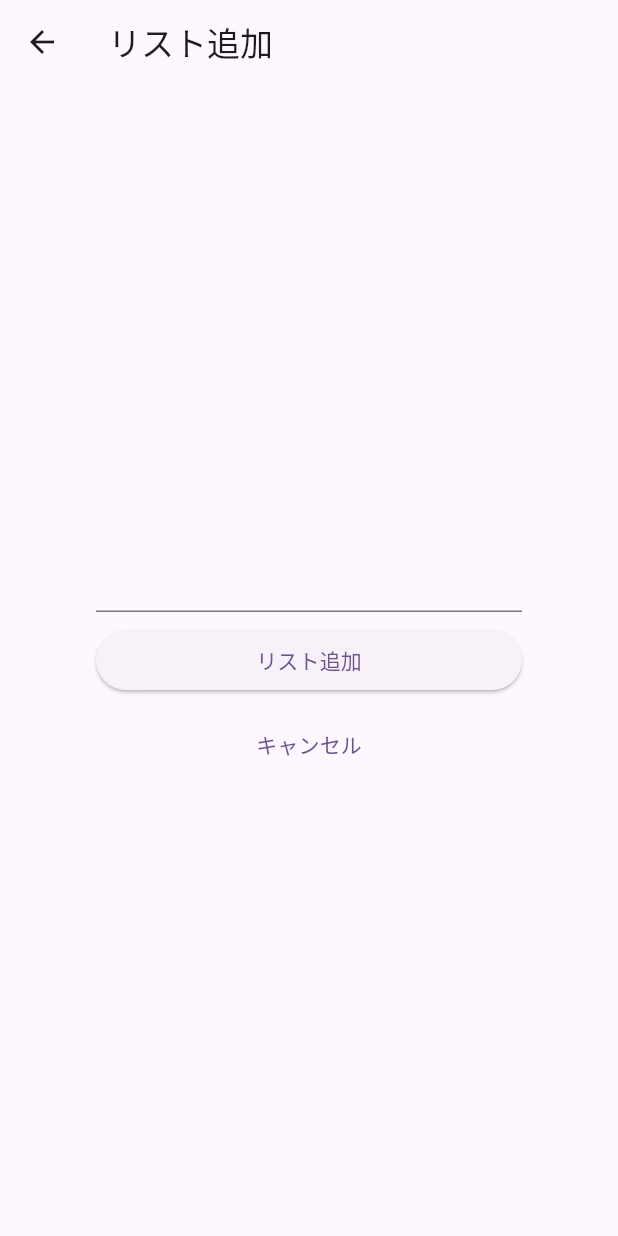
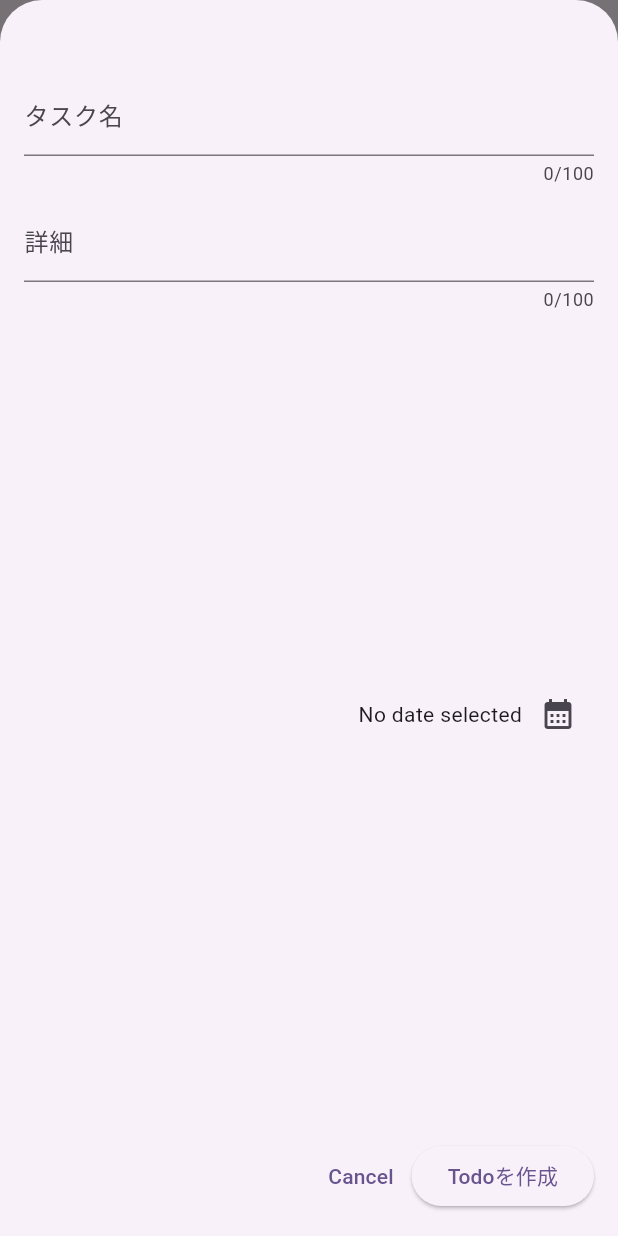
Before and after one commit to Kaiyan10/todo_app, a Flutter app: the screen it shows after launch, after a tap on the "add" icon, on a phone screen of 412 x 824 dp. Run offline on Flutter 3.47's test engine with Material 3 defaults, Android fonts, the phone set to English and light mode, and no system bars.

Commit message:
構造見直した

```diff
--- a/lib/main.dart
+++ b/lib/main.dart
@@ -1,5 +1,7 @@
 import 'package:flutter/material.dart';
+import 'package:todo_app/model/todo.dart';
 import 'package:todo_app/screen/add_todo.dart';
+import 'package:todo_app/widget/todos.dart';
 
 void main() {
   runApp(const MyApp());
@@ -17,56 +19,7 @@ class MyApp extends StatelessWidget {
         colorScheme: ColorScheme.fromSeed(seedColor: Colors.deepPurple),
         useMaterial3: true,
       ),
-      home: const MyHomePage(title: 'Flutter Demo Home Page'),
+      home: const Todos(),
     );
   }
 }
-
-class MyHomePage extends StatefulWidget {
-  const MyHomePage({super.key, required this.title});
-
-  final String title;
-
-  @override
-  State<MyHomePage> createState() => _MyHomePageState();
-}
-
-class _MyHomePageState extends State<MyHomePage> {
-  List<String> todoList = [];
-
-  @override
-  Widget build(BuildContext context) {
-    return Scaffold(
-      appBar: AppBar(
-        backgroundColor: Theme.of(context).colorScheme.inversePrimary,
-        title: Text(widget.title),
-      ),
-      body: ListView.builder(
-        itemCount: todoList.length,
-        itemBuilder: (context, index) {
-          return Card(
-            child: ListTile(
-              title: Text(todoList[index]),
-            ),
-          );
-        },
-      ),
-      floatingActionButton: FloatingActionButton(
-        onPressed: () async {
-          final newListText = await Navigator.of(context).push(
-            MaterialPageRoute(builder: (context) {
-              return TodoAddPage();
-            }),
-          );
-          if (newListText != null) {
-            setState(() {
-              // リスト追加
-              todoList.add(newListText);
-            });
-          }
-        },
-        child: const Icon(Icons.add),
-      ), // This trailing comma makes auto-formatting nicer for build methods.
-    );
-  }
-}
--- a/lib/model/todo.dart
+++ b/lib/model/todo.dart
@@ -1,19 +1,21 @@
+import 'package:uuid/uuid.dart';
+import 'package:intl/intl.dart';
+
+final formatter = DateFormat.yMd();
+
+const uuid = Uuid();
+
 class Todo {
-  const Todo({
-    required this.todoId,
+  Todo({
     required this.title,
     required this.description,
     required this.isDone,
     required this.dueDateTime,
-    required this.createdAt,
-    required this.updatedAt,
-  });
+  }) : id = uuid.v4();
 
-  final String todoId;
+  final String id;
   final String title;
   final String description;
   final bool isDone;
   final DateTime dueDateTime;
-  final DateTime? createdAt;
-  final DateTime? updatedAt;
 }
--- a/lib/screen/add_todo.dart
+++ /dev/null
@@ -1,58 +0,0 @@
-import 'package:flutter/material.dart';
-
-class TodoAddPage extends StatefulWidget {
-  const TodoAddPage({super.key});
-
-  @override
-  State<TodoAddPage> createState() => _TodoAddPageState();
-}
-
-class _TodoAddPageState extends State<TodoAddPage> {
-  String _text = "";
-
-  @override
-  Widget build(BuildContext context) {
-    return Scaffold(
-      appBar: AppBar(
-        title: Text("リスト追加"),
-      ),
-      body: Container(
-        padding: EdgeInsets.all(64),
-        child: Column(
-          mainAxisAlignment: MainAxisAlignment.center,
-          children: <Widget>[
-            TextField(
-              onChanged: (String value) {
-                setState(() {
-                  _text = value;
-                });
-              },
-            ),
-            const SizedBox(
-              height: 8,
-            ),
-            Container(
-              width: double.infinity,
-              child: ElevatedButton(
-                onPressed: () {},
-                child: const Text("リスト追加"),
-              ),
-            ),
-            const SizedBox(
-              height: 8,
-            ),
-            Container(
-              width: double.infinity,
-              child: TextButton(
-                onPressed: () {
-                  Navigator.of(context).pop(_text);
-                },
-                child: const Text("キャンセル"),
-              ),
-            )
-          ],
-        ),
-      ),
-    );
-  }
-}
--- /dev/null
+++ b/lib/widget/new_todo.dart
@@ -0,0 +1,128 @@
+import 'package:flutter/material.dart';
+import 'package:todo_app/model/todo.dart';
+
+class NewTodo extends StatefulWidget {
+  const NewTodo({super.key, required this.onAddTodo});
+
+  final void Function(Todo todo) onAddTodo;
+
+  @override
+  State<NewTodo> createState() => _NewTodoState();
+}
+
+class _NewTodoState extends State<NewTodo> {
+  final _titleController = TextEditingController();
+  final _descriptionController = TextEditingController();
+  DateTime? _selectedDate;
+
+  void _presentDatePicker() async {
+    final now = DateTime.now();
+    final firstDate = DateTime(now.year - 1, now.month, now.day);
+    final pickedDate = await showDatePicker(
+        context: context,
+        firstDate: firstDate,
+        lastDate: now,
+        initialDate: now);
+    setState(() {
+      _selectedDate = pickedDate;
+    });
+  }
+
+  void _submitTodoData() {
+    if (_titleController.text.trim() == null ||
+        _descriptionController.text.trim() == null) {
+      showDialog(
+          context: context,
+          builder: (ctx) => AlertDialog(
+                title: const Text("不正入力"),
+                content: const Text("入力が間違っています"),
+                actions: [
+                  TextButton(
+                    onPressed: () {
+                      Navigator.pop(ctx);
+                    },
+                    child: const Text('Okay'),
+                  )
+                ],
+              ));
+    }
+    widget.onAddTodo(
+      Todo(
+          title: _titleController.text,
+          description: _descriptionController.text,
+          isDone: false,
+          dueDateTime: _selectedDate!),
+    );
+    Navigator.pop(context);
+  }
+
+  @override
+  void dispose() {
+    _titleController.dispose();
+    _descriptionController.dispose();
+    super.dispose();
+  }
+
+  @override
+  Widget build(BuildContext context) {
+    return Padding(
+      padding: const EdgeInsets.fromLTRB(16, 48, 16, 16),
+      child: Column(
+        children: [
+          TextField(
+            controller: _titleController,
+            maxLength: 100,
+            decoration: const InputDecoration(
+              label: Text("タスク名"),
+            ),
+          ),
+          const SizedBox(
+            height: 8,
+          ),
+          TextField(
+            controller: _descriptionController,
+            maxLength: 100,
+            decoration: const InputDecoration(
+              label: Text("詳細"),
+            ),
+          ),
+          Expanded(
+            child: Row(
+              mainAxisAlignment: MainAxisAlignment.end,
+              crossAxisAlignment: CrossAxisAlignment.center,
+              children: [
+                Text(
+                  _selectedDate == null
+                      ? 'No date selected'
+                      : formatter.format(_selectedDate!),
+                ),
+                IconButton(
+                  onPressed: _presentDatePicker,
+                  icon: const Icon(
+                    Icons.calendar_month,
+                  ),
+                ),
+              ],
+            ),
+          ),
+          const SizedBox(height: 16),
+          Row(
+            children: [
+              const Spacer(),
+              TextButton(
+                onPressed: () {
+                  Navigator.pop(context);
+                },
+                child: const Text('Cancel'),
+              ),
+              ElevatedButton(
+                onPressed: _submitTodoData,
+                child: const Text('Todoを作成'),
+              ),
+            ],
+          ),
+        ],
+      ),
+    );
+  }
+}
--- /dev/null
+++ b/lib/widget/todo_list/todo_item.dart
@@ -0,0 +1,25 @@
+import 'package:todo_app/model/todo.dart';
+import 'package:flutter/material.dart';
+
+class TodoItem extends StatelessWidget {
+  const TodoItem(this.todo, {super.key});
+
+  final Todo todo;
+
+  @override
+  Widget build(BuildContext context) {
+    return Card(
+      child: Padding(
+        padding: const EdgeInsets.symmetric(horizontal: 16, vertical: 16),
+        child: Column(
+          children: [
+            Text(todo.title),
+            const SizedBox(
+              height: 4,
+            ),
+          ],
+        ),
+      ),
+    );
+  }
+}
--- /dev/null
+++ b/lib/widget/todo_list/todo_list.dart
@@ -0,0 +1,31 @@
+import 'package:flutter/material.dart';
+import 'package:todo_app/model/todo.dart';
+import 'package:todo_app/widget/todo_list/todo_item.dart';
+
+class TodoList extends StatelessWidget {
+  const TodoList({
+    super.key,
+    required this.todos,
+    required this.onRemoveTodo,
+  });
+
+  final List<Todo> todos;
+  final void Function(Todo todo) onRemoveTodo;
+
+  @override
+  Widget build(BuildContext context) {
+    return ListView.builder(
+      itemCount: todos.length,
+      itemBuilder: (ctx, index) => Dismissible(
+        key: ValueKey(todos[index]),
+        background: Container(
+          color: Theme.of(context).colorScheme.error.withOpacity(0.75),
+        ),
+        onDismissed: (direction) {
+          onRemoveTodo(todos[index]);
+        },
+        child: TodoItem(todos[index]),
+      ),
+    );
+  }
+}
--- /dev/null
+++ b/lib/widget/todos.dart
@@ -0,0 +1,95 @@
+import 'package:flutter/material.dart';
+import 'package:todo_app/model/todo.dart';
+import 'package:todo_app/widget/todo_list/todo_list.dart';
+import 'package:todo_app/widget/new_todo.dart';
+
+class Todos extends StatefulWidget {
+  const Todos({super.key});
+
+  @override
+  State<Todos> createState() => _TodosState();
+}
+
+class _TodosState extends State<Todos> {
+  final List<Todo> _registeredTodos = [
+    Todo(
+      title: "歯医者の予約をする",
+      description: "電話番号は、xxx-xxxx-xxxx",
+      isDone: false,
+      dueDateTime: DateTime(2024, 8, 31),
+    ),
+    Todo(
+      title: "トイレ掃除する",
+      description: "",
+      isDone: false,
+      dueDateTime: DateTime(2024, 8, 31),
+    )
+  ];
+
+  void _openAddTodoOverlay() {
+    showModalBottomSheet(
+      context: context,
+      builder: (ctx) => NewTodo(
+        onAddTodo: _addTodo,
+      ),
+      isScrollControlled: true,
+    );
+  }
+
+  void _addTodo(Todo todo) {
+    setState(() {
+      _registeredTodos.add(todo);
+    });
+  }
+
+  void _removeTodo(Todo todo) {
+    final todoIndex = _registeredTodos.indexOf(todo);
+    setState(() {
+      _registeredTodos.remove(todo);
+    });
+    ScaffoldMessenger.of(context).clearSnackBars();
+    ScaffoldMessenger.of(context).showSnackBar(SnackBar(
+      duration: const Duration(seconds: 3),
+      content: const Text("Todoを削除しました。"),
+      action: SnackBarAction(
+        label: "もとに戻す",
+        onPressed: () {
+          setState(() {
+            _registeredTodos.insert(todoIndex, todo);
+          });
+        },
+      ),
+    ));
+  }
+
+  @override
+  Widget build(BuildContext context) {
+    Widget mainContent = const Center(
+      child: Text("Todoがありません"),
+    );
+
+    if (_registeredTodos.isNotEmpty) {
+      mainContent = TodoList(
+        todos: _registeredTodos,
+        onRemoveTodo: _removeTodo,
+      );
+    }
+
+    return Scaffold(
+      appBar: AppBar(
+        title: const Text("Todoアプリ"),
+        actions: [
+          IconButton(
+            onPressed: _openAddTodoOverlay,
+            icon: const Icon(Icons.add),
+          ),
+        ],
+      ),
+      body: Column(
+        children: [
+          Expanded(child: mainContent),
+        ],
+      ),
+    );
+  }
+}
--- a/pubspec.yaml
+++ b/pubspec.yaml
@@ -40,6 +40,7 @@ dependencies:
   riverpod_annotation: ^2.3.5
   flutter_hooks: ^0.20.5
   hooks_riverpod: ^2.5.1
+  intl: ^0.19.0
 
 dev_dependencies:
   flutter_test:
```
Also changed, not shown: pubspec.lock.
